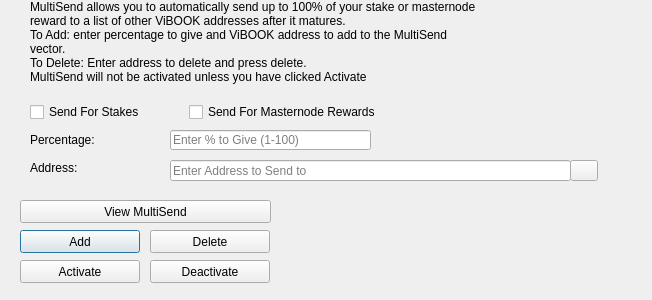
Above: src/qt/forms/multisenddialog.ui from VibookCoin/vibook before the change. Below: the same form after it.
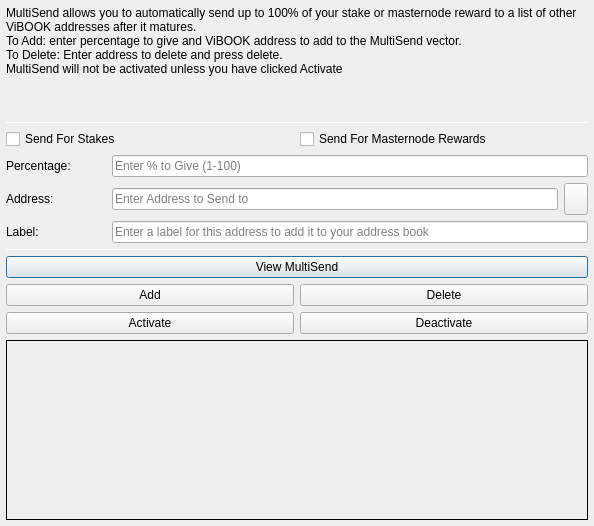
That is the form after the change. Icons and pictures are not drawn.

Diff of the .ui file:
```diff
--- a/src/qt/forms/multisenddialog.ui
+++ b/src/qt/forms/multisenddialog.ui
@@ -9,54 +9,30 @@
    <rect>
     <x>0</x>
     <y>0</y>
-    <width>652</width>
-    <height>300</height>
+    <width>594</width>
+    <height>526</height>
    </rect>
   </property>
   <property name="windowTitle">
    <string>MultiSend</string>
   </property>
-  <widget class="QLineEdit" name="multiSendPercentEdit">
-   <property name="geometry">
-    <rect>
-     <x>170</x>
-     <y>130</y>
-     <width>201</width>
-     <height>20</height>
-    </rect>
+  <layout class="QVBoxLayout" name="verticalLayout" stretch="0">
+   <property name="leftMargin">
+    <number>6</number>
    </property>
-   <property name="toolTip">
-    <string>Enter whole numbers 1 - 100</string>
+   <property name="topMargin">
+    <number>6</number>
    </property>
-   <property name="placeholderText">
-    <string>Enter % to Give (1-100)</string>
+   <property name="rightMargin">
+    <number>6</number>
    </property>
-  </widget>
-  <widget class="QLineEdit" name="multiSendAddressEdit">
-   <property name="geometry">
-    <rect>
-     <x>170</x>
-     <y>160</y>
-     <width>401</width>
-     <height>21</height>
-    </rect>
+   <property name="bottomMargin">
+    <number>6</number>
    </property>
-   <property name="toolTip">
-    <string/>
-   </property>
-   <property name="placeholderText">
-    <string>Enter Address to Send to</string>
-   </property>
-  </widget>
+   <item>
+    <layout class="QVBoxLayout" name="verticalLayout_Main" stretch="1,1,1,0,1,1,1">
+     <item>
   <widget class="QLabel" name="label_2">
-   <property name="geometry">
-    <rect>
-     <x>30</x>
-     <y>0</y>
-     <width>451</width>
-     <height>121</height>
-    </rect>
-   </property>
    <property name="lineWidth">
     <number>1</number>
    </property>
@@ -73,88 +49,55 @@
     <bool>true</bool>
    </property>
   </widget>
-  <widget class="QLabel" name="message">
-   <property name="geometry">
-    <rect>
-     <x>290</x>
-     <y>200</y>
-     <width>351</width>
-     <height>91</height>
-    </rect>
-   </property>
-   <property name="text">
-    <string/>
-   </property>
-  </widget>
-  <widget class="QPushButton" name="addButton">
-   <property name="geometry">
-    <rect>
-     <x>20</x>
-     <y>230</y>
-     <width>120</width>
-     <height>23</height>
-    </rect>
-   </property>
-   <property name="toolTip">
-    <string/>
-   </property>
-   <property name="statusTip">
-    <string>Add to MultiSend Vector</string>
-   </property>
-   <property name="text">
-    <string>Add</string>
-   </property>
-  </widget>
-  <widget class="QPushButton" name="disableButton">
-   <property name="geometry">
-    <rect>
-     <x>150</x>
-     <y>260</y>
-     <width>120</width>
-     <height>23</height>
-    </rect>
-   </property>
-   <property name="statusTip">
-    <string>Deactivate MultiSend</string>
-   </property>
+     </item>
+     <item>
+      <widget class="Line" name="line">
+       <property name="minimumSize">
+        <size>
+         <width>0</width>
+         <height>1</height>
+        </size>
+       </property>
+       <property name="maximumSize">
+        <size>
+         <width>16777215</width>
+         <height>1</height>
+        </size>
+       </property>
+       <property name="orientation">
+        <enum>Qt::Horizontal</enum>
+       </property>
+      </widget>
+     </item>
+     <item>
+      <layout class="QVBoxLayout" name="verticalLayout_Settings">
+       <item>
+        <layout class="QHBoxLayout" name="horizontalLayout">
+         <item>
+          <widget class="QCheckBox" name="multiSendStakeCheckBox">
    <property name="text">
-    <string>Deactivate</string>
-   </property>
-  </widget>
-  <widget class="QPushButton" name="addressBookButton">
-   <property name="geometry">
-    <rect>
-     <x>570</x>
-     <y>160</y>
-     <width>28</width>
-     <height>21</height>
-    </rect>
-   </property>
-   <property name="toolTip">
-    <string>Choose an address from the address book</string>
-   </property>
+            <string>Send For Stakes</string>
+           </property>
+          </widget>
+         </item>
+         <item>
+          <widget class="QCheckBox" name="multiSendMasternodeCheckBox">
    <property name="text">
-    <string/>
-   </property>
-   <property name="icon">
-    <iconset resource="../vibook.qrc">
-     <normaloff>:/icons/address-book</normaloff>:/icons/address-book</iconset>
-   </property>
-   <property name="shortcut">
-    <string>Alt+A</string>
-   </property>
-   <property name="autoDefault">
-    <bool>false</bool>
-   </property>
-  </widget>
+            <string>Send For Masternode Rewards</string>
+           </property>
+          </widget>
+         </item>
+        </layout>
+       </item>
+       <item>
+        <layout class="QHBoxLayout" name="horizontalLayout_6">
+         <item>
   <widget class="QLabel" name="label">
-   <property name="geometry">
-    <rect>
-     <x>30</x>
-     <y>130</y>
-     <width>121</width>
-     <height>20</height>
-    </rect>
+           <property name="minimumSize">
+            <size>
+             <width>100</width>
+             <height>0</height>
+            </size>
    </property>
    <property name="toolTip">
     <string>Percentage of stake to send</string>
@@ -163,14 +106,28 @@
     <string>Percentage:</string>
    </property>
   </widget>
+         </item>
+         <item>
+          <widget class="QLineEdit" name="multiSendPercentEdit">
+           <property name="toolTip">
+            <string>Enter whole numbers 1 - 100</string>
+           </property>
+           <property name="placeholderText">
+            <string>Enter % to Give (1-100)</string>
+           </property>
+          </widget>
+         </item>
+        </layout>
+       </item>
+       <item>
+        <layout class="QHBoxLayout" name="horizontalLayout_7">
+         <item>
   <widget class="QLabel" name="label_5">
-   <property name="geometry">
-    <rect>
-     <x>30</x>
-     <y>160</y>
-     <width>111</width>
-     <height>16</height>
-    </rect>
+           <property name="minimumSize">
+            <size>
+             <width>100</width>
+             <height>0</height>
+            </size>
    </property>
    <property name="toolTip">
     <string>Address to send portion of stake to</string>
@@ -179,15 +136,123 @@
     <string>Address:</string>
    </property>
   </widget>
+         </item>
+         <item>
+          <widget class="QLineEdit" name="multiSendAddressEdit">
+           <property name="toolTip">
+            <string/>
+           </property>
+           <property name="placeholderText">
+            <string>Enter Address to Send to</string>
+           </property>
+          </widget>
+         </item>
+         <item>
+          <widget class="QToolButton" name="addressBookButton">
+           <property name="maximumSize">
+            <size>
+             <width>16777215</width>
+             <height>32</height>
+            </size>
+           </property>
+           <property name="toolTip">
+            <string>Choose an address from the address book</string>
+           </property>
+           <property name="text">
+            <string/>
+           </property>
+           <property name="icon">
+            <iconset resource="../vibook.qrc">
+             <normaloff>:/icons/address-book</normaloff>:/icons/address-book</iconset>
+           </property>
+           <property name="shortcut">
+            <string>Alt+A</string>
+           </property>
+          </widget>
+         </item>
+        </layout>
+       </item>
+      </layout>
+     </item>
+     <item>
+      <layout class="QHBoxLayout" name="horizontalLayout_3">
+       <item>
+        <widget class="QLabel" name="label_3">
+         <property name="minimumSize">
+          <size>
+           <width>100</width>
+           <height>0</height>
+          </size>
+         </property>
+         <property name="text">
+          <string>Label:</string>
+         </property>
+        </widget>
+       </item>
+       <item>
+        <widget class="QLineEdit" name="labelAddressLabelEdit">
+         <property name="placeholderText">
+          <string>Enter a label for this address to add it to your address book</string>
+         </property>
+        </widget>
+       </item>
+      </layout>
+     </item>
+     <item>
+      <widget class="Line" name="line_2">
+       <property name="minimumSize">
+        <size>
+         <width>0</width>
+         <height>1</height>
+        </size>
+       </property>
+       <property name="maximumSize">
+        <size>
+         <width>16777215</width>
+         <height>1</height>
+        </size>
+       </property>
+       <property name="orientation">
+        <enum>Qt::Horizontal</enum>
+       </property>
+      </widget>
+     </item>
+     <item>
+      <layout class="QVBoxLayout" name="verticalLayout_Buttons">
+       <item>
+        <layout class="QHBoxLayout" name="horizontalLayout_4">
+         <item>
+          <widget class="QPushButton" name="viewButton">
+           <property name="toolTip">
+            <string/>
+           </property>
+           <property name="statusTip">
+            <string>View MultiSend Vector</string>
+           </property>
+           <property name="text">
+            <string>View MultiSend</string>
+           </property>
+          </widget>
+         </item>
+        </layout>
+       </item>
+       <item>
+        <layout class="QHBoxLayout" name="horizontalLayout_2">
+         <item>
+          <widget class="QPushButton" name="addButton">
+           <property name="toolTip">
+            <string/>
+           </property>
+           <property name="statusTip">
+            <string>Add to MultiSend Vector</string>
+           </property>
+           <property name="text">
+            <string>Add</string>
+           </property>
+          </widget>
+         </item>
+         <item>
   <widget class="QPushButton" name="deleteButton">
-   <property name="geometry">
-    <rect>
-     <x>150</x>
-     <y>230</y>
-     <width>120</width>
-     <height>23</height>
-    </rect>
-   </property>
    <property name="toolTip">
     <string/>
    </property>
@@ -198,15 +263,13 @@
     <string>Delete</string>
    </property>
   </widget>
+         </item>
+        </layout>
+       </item>
+       <item>
+        <layout class="QHBoxLayout" name="horizontalLayout_5">
+         <item>
   <widget class="QPushButton" name="activateButton">
-   <property name="geometry">
-    <rect>
-     <x>20</x>
-     <y>260</y>
-     <width>120</width>
-     <height>23</height>
-    </rect>
-   </property>
    <property name="statusTip">
     <string>Activate MultiSend</string>
    </property>
@@ -214,51 +277,55 @@
     <string>Activate</string>
    </property>
   </widget>
-  <widget class="QPushButton" name="viewButton">
-   <property name="geometry">
-    <rect>
-     <x>20</x>
-     <y>200</y>
-     <width>251</width>
-     <height>23</height>
-    </rect>
-   </property>
-   <property name="toolTip">
-    <string/>
-   </property>
+         </item>
+         <item>
+          <widget class="QPushButton" name="disableButton">
    <property name="statusTip">
     <string>View MultiSend Vector</string>
    </property>
    <property name="text">
-    <string>View MultiSend</string>
-   </property>
-  </widget>
-  <widget class="QWidget" name="horizontalLayoutWidget">
-   <property name="geometry">
-    <rect>
-     <x>30</x>
-     <y>100</y>
-     <width>351</width>
-     <height>24</height>
-    </rect>
-   </property>
-   <layout class="QHBoxLayout" name="horizontalLayout">
-    <item>
-     <widget class="QCheckBox" name="multiSendStakeCheckBox">
-      <property name="text">
-       <string>Send For Stakes</string>
-      </property>
-     </widget>
-    </item>
+            <string>Deactivate</string>
+           </property>
+          </widget>
+         </item>
+        </layout>
+       </item>
+      </layout>
+     </item>
     <item>
-     <widget class="QCheckBox" name="multiSendMasternodeCheckBox">
+      <widget class="QLabel" name="message">
+       <property name="minimumSize">
+        <size>
+         <width>0</width>
+         <height>180</height>
+        </size>
+       </property>
+       <property name="frameShape">
+        <enum>QFrame::Panel</enum>
+       </property>
+       <property name="frameShadow">
+        <enum>QFrame::Plain</enum>
+       </property>
+       <property name="lineWidth">
+        <number>1</number>
+       </property>
+       <property name="midLineWidth">
+        <number>1</number>
+       </property>
       <property name="text">
-       <string>Send For Masternode Rewards</string>
-      </property>
+        <string/>
+       </property>
+       <property name="alignment">
+        <set>Qt::AlignLeading|Qt::AlignLeft|Qt::AlignTop</set>
+       </property>
+       <property name="wordWrap">
+        <bool>true</bool>
+       </property>
      </widget>
     </item>
    </layout>
-  </widget>
+   </item>
+  </layout>
  </widget>
  <resources>
   <include location="../vibook.qrc"/>
```
Left out of the diff: 2 changed lines with no effect on the pictures. Lines whose indentation alone changed are shown as unchanged.
